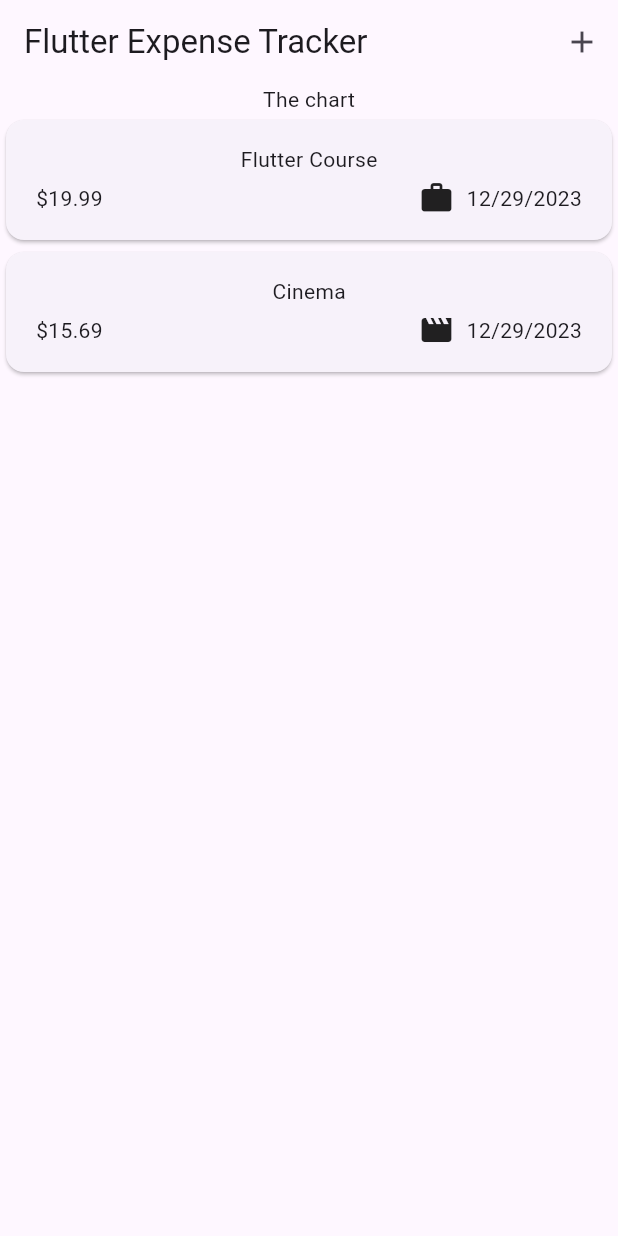
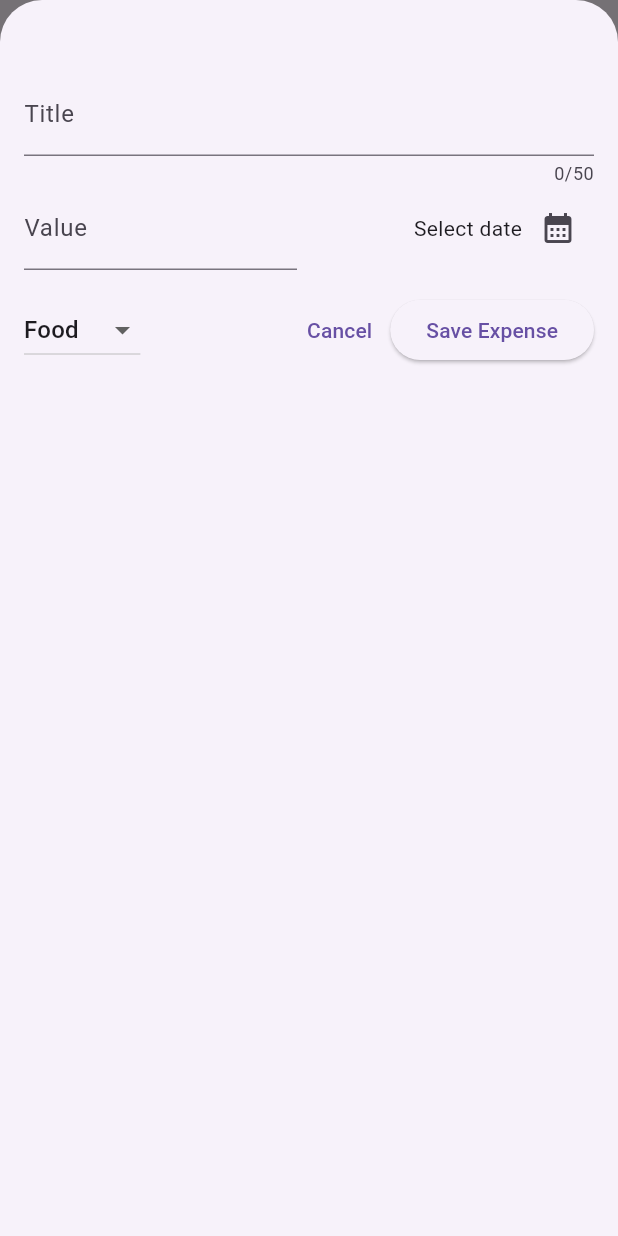
Before and after one commit to aliciabat/expense_tracker, a Flutter app: the screen it shows after launch, after a tap on the "add" icon, on a phone screen of 412 x 824 dp. Run offline on Flutter 3.47's test engine with Material 3 defaults, Android fonts, the phone set to English and light mode, and no system bars.

Commit message:
feat: add expense items to list

```diff
--- a/lib/models/expense.dart
+++ b/lib/models/expense.dart
@@ -2,7 +2,7 @@ import 'package:flutter/material.dart';
 import 'package:intl/intl.dart';
 import 'package:uuid/uuid.dart';
 
-final formatter = DateFormat.yMd();
+final formatter = DateFormat('dd/MM/yyyy');
 
 const uuid = Uuid();
 
--- a/lib/widgets/expenses.dart
+++ b/lib/widgets/expenses.dart
@@ -1,3 +1,4 @@
+import 'package:expense_tracker/widgets/new_expense.dart';
 import 'package:flutter/material.dart';
 import 'package:expense_tracker/models/expense.dart';
 import 'package:expense_tracker/widgets/expenses_list/expenses_list.dart';
@@ -17,6 +18,20 @@ class _ExpensesState extends State<Expenses> {
     Expense('Cinema', 15.69, DateTime.now(), Category.leisure),
   ];
 
+  void _openAddExpenseOverlay() {
+    showModalBottomSheet(
+      isScrollControlled: true,
+      context: context,
+      builder: (ctx) => NewExpense(_addExpense),
+    );
+  }
+
+  void _addExpense(Expense expense) {
+    setState(() {
+      _registeredExpenses.add(expense);
+    });
+  }
+
   @override
   Widget build(BuildContext context) {
     return Scaffold(
@@ -24,7 +39,7 @@ class _ExpensesState extends State<Expenses> {
         title: const Text('Flutter Expense Tracker'),
         actions: [
           IconButton(
-            onPressed: () {},
+            onPressed: _openAddExpenseOverlay,
             icon: const Icon(Icons.add),
           )
         ],
--- /dev/null
+++ b/lib/widgets/new_expense.dart
@@ -0,0 +1,160 @@
+import 'package:flutter/material.dart';
+import 'package:expense_tracker/models/expense.dart';
+
+class NewExpense extends StatefulWidget {
+  const NewExpense(this.onAddExpense, {super.key});
+
+  final void Function(Expense expense) onAddExpense;
+
+  @override
+  State<NewExpense> createState() {
+    return _NewExpenseState();
+  }
+}
+
+class _NewExpenseState extends State<NewExpense> {
+  final _titleController = TextEditingController();
+  final _valueController = TextEditingController();
+  DateTime? _selectedDate;
+  Category _selectedCategory = Category.food;
+
+  void _presentDatePicker() async {
+    final now = DateTime.now();
+    final firstDate = DateTime(now.year - 1, now.month, now.day);
+    final pickedDate = await showDatePicker(
+      context: context,
+      initialDate: now,
+      firstDate: firstDate,
+      lastDate: now,
+    );
+    setState(() {
+      _selectedDate = pickedDate;
+    });
+  }
+
+  void _submitExpenseData() {
+    final enteredValue = double.tryParse(_valueController.text);
+    final amountIsInvalid = enteredValue == null || enteredValue <= 0;
+    if (_titleController.text.trim().isEmpty ||
+        amountIsInvalid ||
+        _selectedDate == null) {
+      showDialog(
+        context: context,
+        builder: (ctx) => AlertDialog(
+          title: const Text('Invalid input'),
+          content:
+              const Text('Please make sure that all fields entered are valid.'),
+          actions: [
+            TextButton(
+              onPressed: () {
+                Navigator.pop(ctx);
+              },
+              child: const Text('Close'),
+            )
+          ],
+        ),
+      );
+      return;
+    }
+
+    widget.onAddExpense(Expense(
+      _titleController.text,
+      enteredValue,
+      _selectedDate!,
+      _selectedCategory,
+    ));
+    Navigator.pop(context);
+  }
+
+  @override
+  void dispose() {
+    _titleController.dispose();
+    _valueController.dispose();
+    super.dispose();
+  }
+
+  @override
+  Widget build(BuildContext context) {
+    return Padding(
+      padding: const EdgeInsets.fromLTRB(16, 48, 16,16),
+      child: Column(
+        children: [
+          TextField(
+            controller: _titleController,
+            maxLength: 50,
+            decoration: const InputDecoration(label: Text('Title')),
+          ),
+          Row(
+            children: [
+              Expanded(
+                child: TextField(
+                  controller: _valueController,
+                  keyboardType: TextInputType.number,
+                  decoration: const InputDecoration(
+                    prefixText: '\$ ',
+                    label: Text('Value'),
+                  ),
+                ),
+              ),
+              const SizedBox(width: 16),
+              Expanded(
+                child: Row(
+                  mainAxisAlignment: MainAxisAlignment.end,
+                  crossAxisAlignment: CrossAxisAlignment.center,
+                  children: [
+                    Text(_selectedDate == null
+                        ? 'Select date'
+                        : formatter.format(_selectedDate!)),
+                    IconButton(
+                        onPressed: _presentDatePicker,
+                        icon: const Icon(
+                          Icons.calendar_month,
+                        ))
+                  ],
+                ),
+              )
+            ],
+          ),
+          const SizedBox(height: 16),
+          Row(
+            children: [
+              DropdownButton(
+                value: _selectedCategory,
+                items: Category.values
+                    .map(
+                      (category) => DropdownMenuItem(
+                        value: category,
+                        child: Text(
+                          category.name.substring(0, 1).toUpperCase() +
+                              category.name.substring(1),
+                        ),
+                      ),
+                    )
+                    .toList(),
+                onChanged: (value) {
+                  if (value == null) {
+                    return;
+                  }
+                  setState(() {
+                    _selectedCategory = value;
+                  });
+                },
+              ),
+              const Spacer(),
+              TextButton(
+                onPressed: () {
+                  Navigator.pop(context);
+                },
+                child: const Text('Cancel'),
+              ),
+              ElevatedButton(
+                onPressed: _submitExpenseData,
+                child: const Text('Save Expense'),
+              ),
+            ],
+          ),
+        ],
+      ),
+    );
+  }
+}
```
